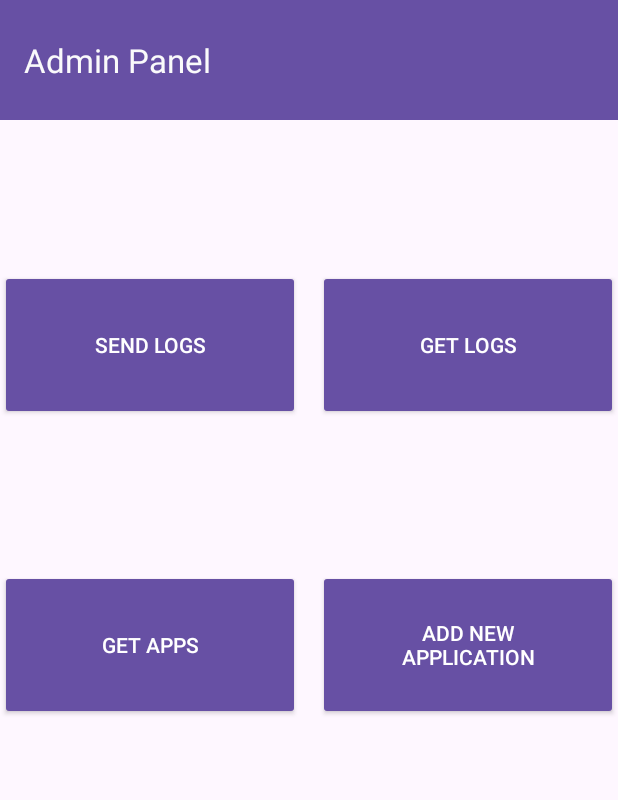
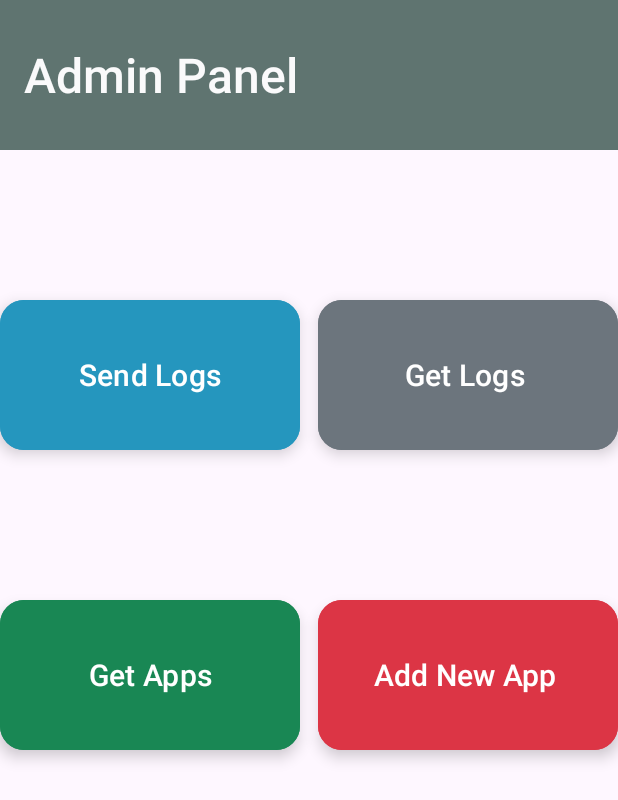
Before and after one commit to MKZSE/MobileApp, an Android app: the screen it shows after launch (MainActivity), on a phone screen of 412 x 824 dp. Shown: the top 800 px of the screen. Run offline under Robolectric (Android 15) with nearby library versions, the phone set to English and light mode, and no system bars.

Commit message:
poprawa wygladu

```diff
--- a/app/src/main/res/layout/activity_get_logs.xml
+++ b/app/src/main/res/layout/activity_get_logs.xml
@@ -50,12 +50,16 @@
             app:layout_constraintEnd_toEndOf="parent"
             app:layout_constraintStart_toStartOf="parent"
             app:layout_constraintTop_toBottomOf="@id/title" />
+
         <Button
             android:id="@+id/downloadLogsButton"
+            style="@style/Widget.Material3.ExtendedFloatingActionButton.Secondary"
             android:layout_width="wrap_content"
             android:layout_height="wrap_content"
+            android:layout_marginStart="8dp"
+            android:backgroundTint="#6C757D"
             android:text="Download Logs"
-            android:layout_marginStart="8dp" />
+            android:textColor="@color/white" />
 
 
     </LinearLayout>
--- a/app/src/main/res/layout/activity_main.xml
+++ b/app/src/main/res/layout/activity_main.xml
@@ -10,57 +10,66 @@
     <androidx.appcompat.widget.Toolbar
         android:id="@+id/toolbar"
         android:layout_width="match_parent"
-        android:layout_height="80dp"
-        android:background="?attr/colorPrimary"
+        android:layout_height="100dp"
+        android:background="@color/toolbarColor"
         android:minHeight="?attr/actionBarSize"
         android:theme="?attr/actionBarTheme"
+        app:titleTextAppearance="@style/ToolbarTitle"
         app:layout_constraintTop_toTopOf="parent"
         app:title="Admin Panel"
-        app:titleMargin="8dp"
+        app:titleMargin="15dp"
         app:titleTextColor="#FAFAFB"
         tools:layout_editor_absoluteX="1dp" />
 
     <Button
         android:id="@+id/sendlogs"
-        style="@style/Widget.AppCompat.Button.Colored"
+        style="@style/Widget.Material3.ExtendedFloatingActionButton.Primary"
         android:layout_width="200dp"
         android:layout_height="100dp"
         android:layout_marginTop="100dp"
-        android:backgroundTint="@color/black"
+        android:textSize="20sp"
+        android:backgroundTint="#2596BE"
         android:text="Send Logs"
+        android:textColor="#FFFFFF"
         app:layout_constraintStart_toStartOf="parent"
         app:layout_constraintTop_toBottomOf="@+id/toolbar" />
 
     <Button
         android:id="@+id/getapps"
-        style="@style/Widget.AppCompat.Button.Colored"
+        style="@style/Widget.Material3.ExtendedFloatingActionButton.Secondary"
         android:layout_width="200dp"
         android:layout_height="100dp"
         android:layout_marginTop="100dp"
-        android:backgroundTint="@color/black"
+        android:backgroundTint="#198754"
+        android:textSize="20sp"
         android:text="Get Apps"
+        android:textColor="#FFFFFF"
         app:layout_constraintStart_toStartOf="parent"
         app:layout_constraintTop_toBottomOf="@+id/sendlogs" />
 
     <Button
         android:id="@+id/getlogs"
-        style="@style/Widget.AppCompat.Button.Colored"
+        style="@style/Widget.Material3.ExtendedFloatingActionButton.Icon.Secondary"
         android:layout_width="200dp"
         android:layout_height="100dp"
         android:layout_marginTop="100dp"
-        android:backgroundTint="@color/black"
+        android:backgroundTint="#6C757D"
+        android:textSize="20sp"
         android:text="Get Logs"
+        android:textColor="#FFFFFFFF"
         app:layout_constraintEnd_toEndOf="parent"
         app:layout_constraintTop_toBottomOf="@+id/toolbar" />
 
     <Button
         android:id="@+id/addapplication"
-        style="@style/Widget.AppCompat.Button.Colored"
+        style="@style/Widget.Material3.ExtendedFloatingActionButton.Icon.Secondary"
         android:layout_width="200dp"
         android:layout_height="100dp"
         android:layout_marginTop="100dp"
-        android:backgroundTint="@color/black"
-        android:text="Add New Application"
+        android:backgroundTint="#DC3545"
+        android:textSize="20sp"
+        android:text="Add New App"
+        android:textColor="#FFFFFF"
         app:layout_constraintEnd_toEndOf="parent"
         app:layout_constraintTop_toBottomOf="@+id/getlogs" />
 </androidx.constraintlayout.widget.ConstraintLayout>
--- a/app/src/main/res/layout/activity_send_logs.xml
+++ b/app/src/main/res/layout/activity_send_logs.xml
@@ -38,7 +38,10 @@
 
     <Button
         android:id="@+id/buttonSendLogs"
+        style="@style/Widget.Material3.ExtendedFloatingActionButton.Secondary"
         android:layout_width="match_parent"
         android:layout_height="wrap_content"
-        android:text="Wyślij log" />
+        android:backgroundTint="#2596BE"
+        android:text="Send log"
+        android:textColor="@color/white" />
 </LinearLayout>
--- a/app/src/main/res/values/colors.xml
+++ b/app/src/main/res/values/colors.xml
@@ -2,4 +2,7 @@
 <resources>
     <color name="black">#FF000000</color>
     <color name="white">#FFFFFFFF</color>
+    <color name="toolbarColor">#5F7470</color>
+    <color name="blue">#2596be</color>
+    <color name="green">#198754</color>
 </resources>
--- /dev/null
+++ b/app/src/main/res/values/styles.xml
@@ -0,0 +1,8 @@
+<?xml version="1.0" encoding="utf-8"?>
+<resources>
+    <style name="ToolbarTitle" parent="TextAppearance.Widget.AppCompat.Toolbar.Title">
+        <item name="android:textSize">32sp</item>
+        <item name="android:textColor">#FFFFFF</item>
+    </style>
+
+</resources>
```
Also changed, not shown: app/src/main/res/layout/activity_get_apps.xml (+5 -2 lines).
